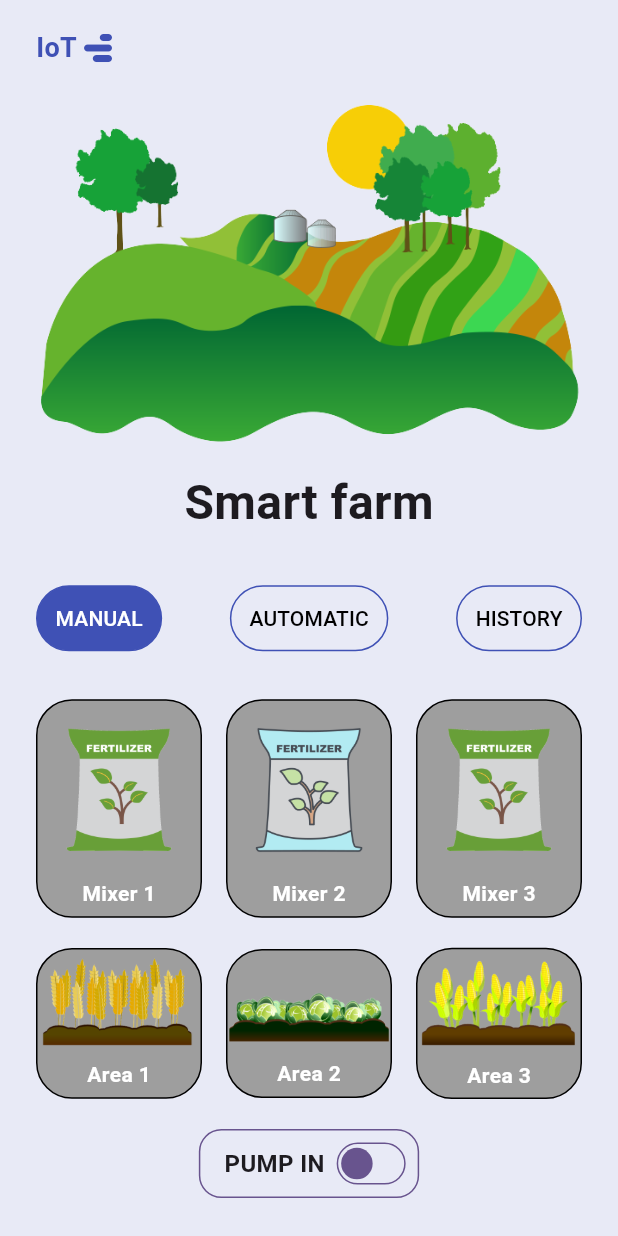
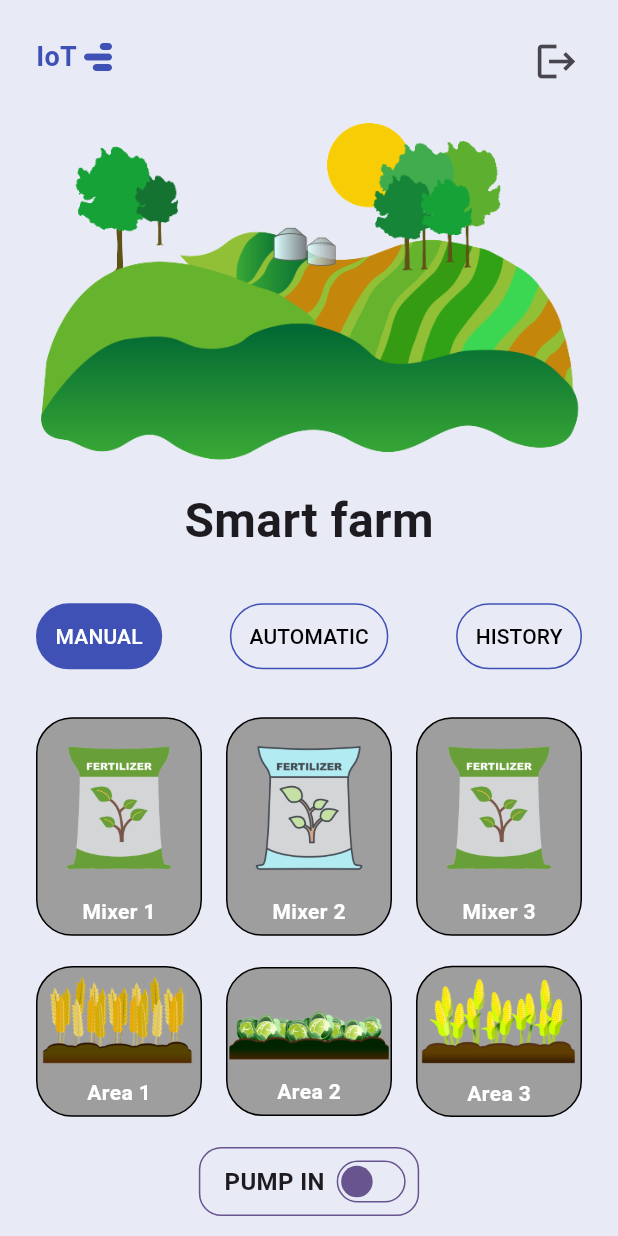
Before and after one commit to grassnhi/smart-farm-iot, a Flutter app: the MyHomePage screen opened directly, on a phone screen of 412 x 824 dp. Run offline on Flutter 3.47's test engine with Material 3 defaults, Android fonts, the phone set to English and light mode, and no system bars; our stand-ins replace firebase_auth, firebase_core, fluttertoast, percent_indicator; accounts and stored records are empty.

Commit message:
Done login logout

```diff
--- a/flutter_app/lib/home_page.dart
+++ b/flutter_app/lib/home_page.dart
@@ -1,6 +1,8 @@
+import 'package:firebase_auth/firebase_auth.dart';
 import 'package:flutter/material.dart';
 import 'package:flutter_app/animated_switch.dart';
 import 'package:flutter_app/automatic_page.dart';
+import 'package:flutter_app/login_page.dart';
 
 class MyHomePage extends StatefulWidget {
   const MyHomePage({super.key, required this.title});
@@ -31,7 +33,10 @@ class _MyHomePageState extends State<MyHomePage> {
           margin: const EdgeInsets.only(top: 18, left: 24, right: 24),
           child: Column(
             children: [
-              const Row(
+              Row(
+                children: [
+                  const Expanded(
+                    child: Row(
                       children: [
                         Text(
                           'IoT',
@@ -48,7 +53,26 @@ class _MyHomePageState extends State<MyHomePage> {
                             size: 28,
                             color: Colors.indigo,
                           ),
-                  )
+                        ),
+                      ],
+                    ),
+                  ),
+                  SizedBox(
+                    width: 40, // Adjust the width as needed
+                    height: 40, // Adjust the height as needed
+                    child: IconButton(
+                      iconSize: 30, // Adjust the icon size as needed
+                      icon: const Icon(Icons.logout),
+                      onPressed: () {
+                        Navigator.push(
+                          context,
+                          MaterialPageRoute(
+                            builder: (context) => LoginPage(),
+                          ),
+                        );
+                      },
+                    ),
+                  ),
                 ],
               ),
               Expanded(
@@ -105,7 +129,6 @@ class _MyHomePageState extends State<MyHomePage> {
                             );
                           },
                         ),
-
                       ],
                     ),
                     const SizedBox(
```
Lines whose indentation alone changed are shown as unchanged.
